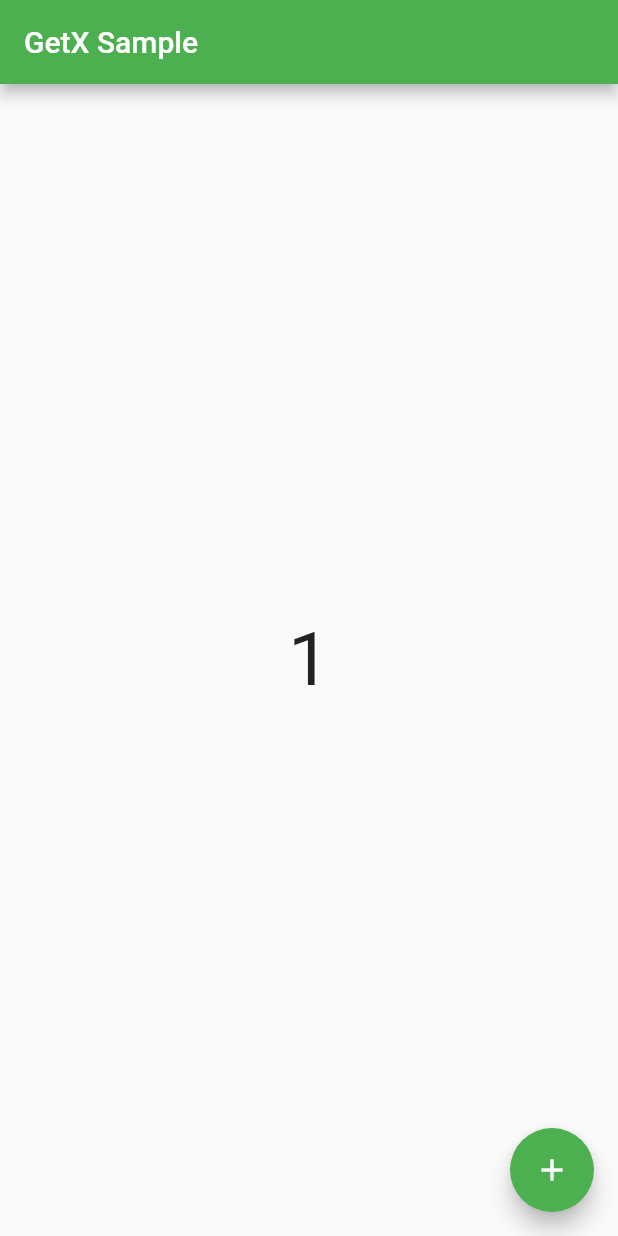
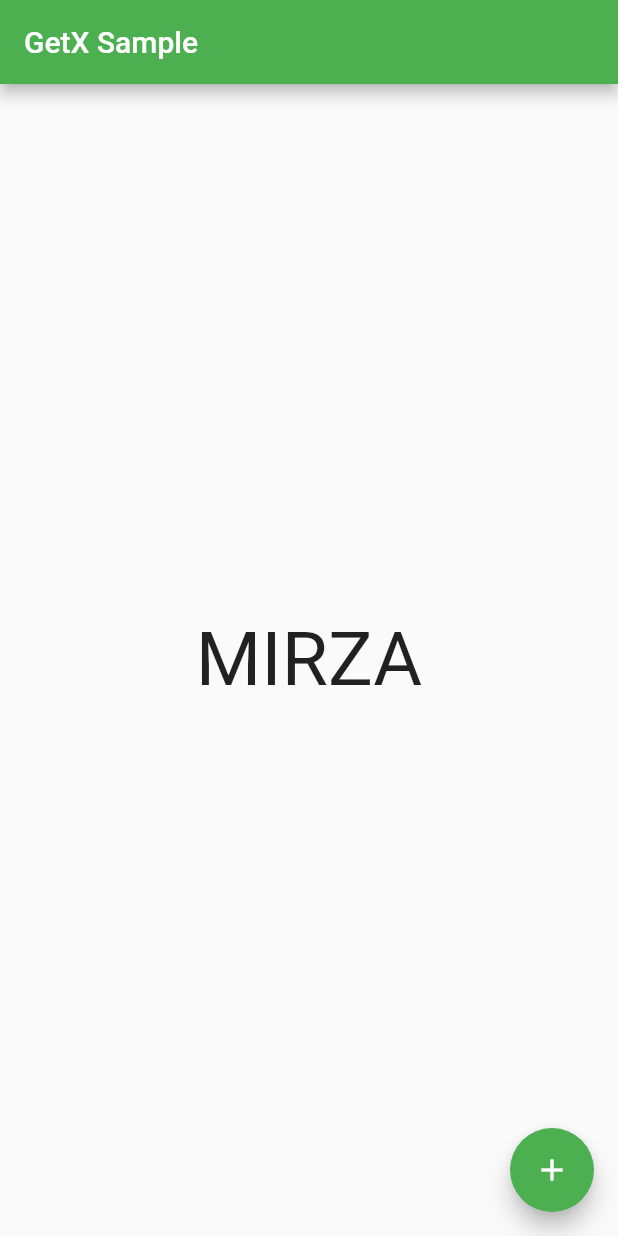
Before and after one commit to Mirzaazmath/getx_sample, a Flutter app: the screen it shows after launch, after a tap on the "add" icon, on a phone screen of 412 x 824 dp. Run offline on Flutter 3.47's test engine with Material 2 defaults, Android fonts, the phone set to English and light mode, and no system bars; our stand-ins replace get.

Commit message:
second sample

```diff
--- a/lib/main.dart
+++ b/lib/main.dart
@@ -1,6 +1,8 @@
 import 'package:flutter/material.dart';
 import 'package:get/get_navigation/src/root/get_material_app.dart';
 import 'package:get/state_manager.dart';
+
+import 'modelclass.dart';
 
 void main() {
   runApp(const MyApp());
@@ -25,16 +27,10 @@ class MyApp extends StatelessWidget {
   }
 }
 class MyHomePage extends StatelessWidget {
-// As you see we must have to make the variable obverver by using two ways first one is
-  var number=RxInt(0) ;
-  // second one is this
-  //var number=0.obs
-  // both work fine
+  // here we are make the entire class as observer
+  var student=Student(name: 'mirza', age: 24).obs;
 
-  // this is the increament function
-  void increament(){
-    number++;
-  }
+
 
   @override
   Widget build(BuildContext context) {
@@ -49,14 +45,20 @@ class MyHomePage extends StatelessWidget {
         // any change made the observer value it updqte the ui automatically
         child: Obx((){
 
-          return Text(number.string,style:const  TextStyle(fontSize: 50));
+          return Text(student.value.name,style:const  TextStyle(fontSize: 50));
         })
 
 
       ),
       floatingActionButton: FloatingActionButton(onPressed: () {
-        // here we are calling the increamet function to increase value
-        increament();
+        // if you want to change the value you need to use the update function with class that
+        // you want to update
+       student.update((val) {
+         val?.name=val.name.toUpperCase();
+       });
+
+
+
       },child: const Icon(Icons.add),),
     );
 
--- /dev/null
+++ b/lib/modelclass.dart
@@ -0,0 +1,5 @@
+class Student {
+  String name;
+  int age;
+  Student({required this.name,required this.age});
+}
```
